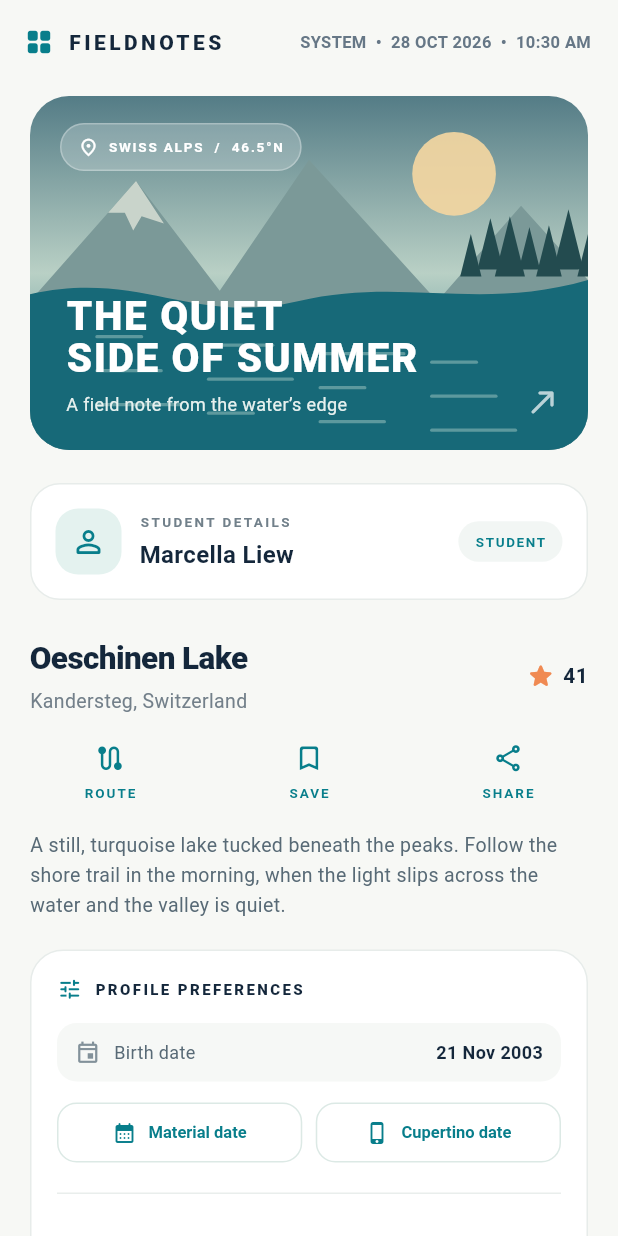
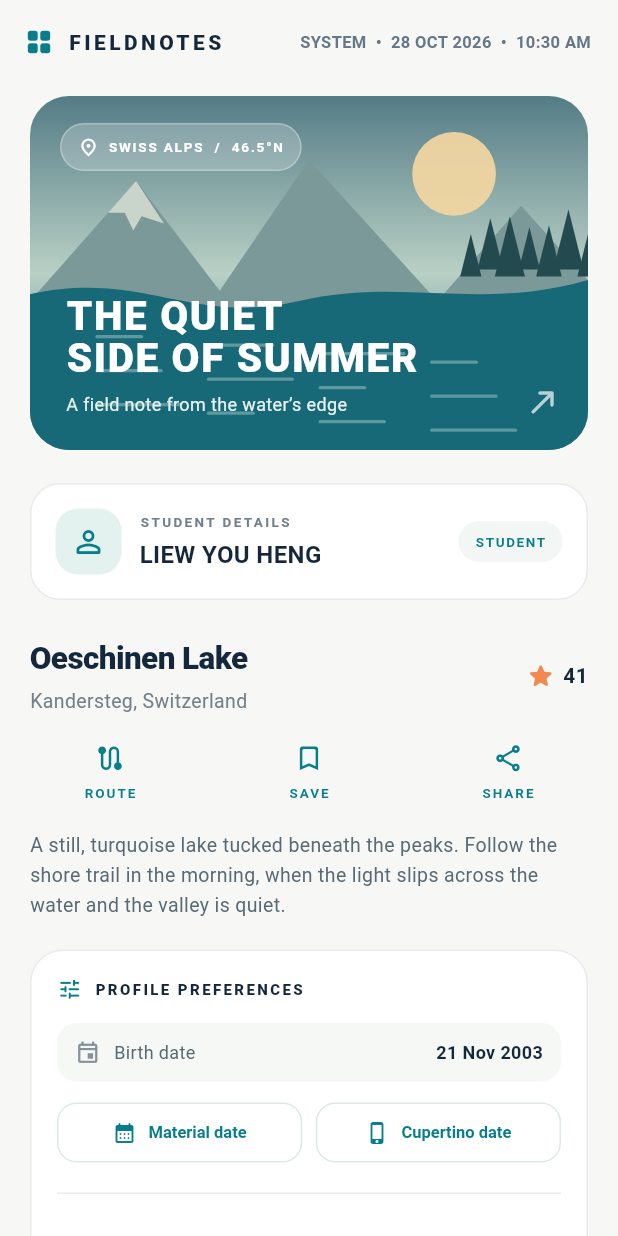
Before and after one commit to liew-io/css3344-lab02-adaptive-ui, a Flutter app: the screen it shows after launch, on a phone screen of 412 x 824 dp. Run offline on Flutter 3.47's test engine with Material 3 defaults, Android fonts, the phone set to English and light mode, and no system bars.

Commit message:
Correct student name in profile

```diff
--- a/lib/main.dart
+++ b/lib/main.dart
@@ -316,7 +316,7 @@ class _AdaptiveProfilePageState extends State<AdaptiveProfilePage> {
               ),
               SizedBox(height: 4),
               Text(
-                'Marcella Liew',
+                'LIEW YOU HENG',
                 style: TextStyle(
                   fontSize: 16,
                   color: Color(0xFF14273B),
```
